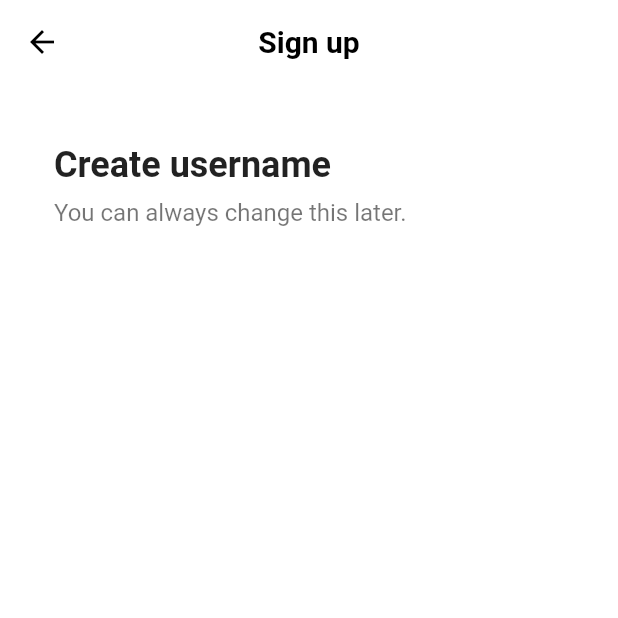
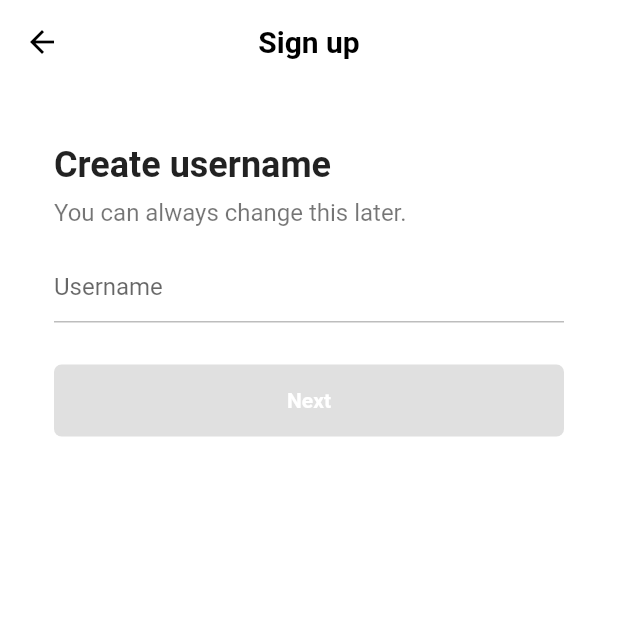
Before and after one commit to kimjuno97/tiktok_juno, a Flutter app: the screen it shows after launch, after a tap on "Use phone & email", on a phone screen of 412 x 824 dp, the top half of it. Run offline on Flutter 3.47's test engine with Material 2 defaults, Android fonts, the phone set to English and light mode, and no system bars; our stand-ins replace font_awesome_flutter.

Commit message:
AnimatedContainer로 decoration animation 추가

```diff
--- a/lib/features/authentication/email_screen.dart
+++ /dev/null
@@ -1,44 +0,0 @@
-import 'package:flutter/material.dart';
-import 'package:tiktok_juno/constants/gap.dart';
-import 'package:tiktok_juno/constants/sizes.dart';
-
-class EmailScreen extends StatelessWidget {
-  const EmailScreen({super.key});
-
-  @override
-  Widget build(BuildContext context) {
-    return Scaffold(
-      appBar: AppBar(
-        title: const Text(
-          "Sign up",
-        ),
-      ),
-      body: const Padding(
-        padding: EdgeInsets.symmetric(
-          horizontal: Sizes.size36,
-        ),
-        child: Column(
-          crossAxisAlignment: CrossAxisAlignment.start,
-          children: [
-            Gaps.v40,
-            Text(
-              "Create username",
-              style: TextStyle(
-                fontSize: Sizes.size24,
-                fontWeight: FontWeight.w700,
-              ),
-            ),
-            Gaps.v8,
-            Text(
-              "You can always change this later.",
-              style: TextStyle(
-                fontSize: Sizes.size16,
-                color: Colors.black54,
-              ),
-            ),
-          ],
-        ),
-      ),
-    );
-  }
-}
--- a/lib/features/authentication/sign_up_screen.dart
+++ b/lib/features/authentication/sign_up_screen.dart
@@ -2,8 +2,8 @@ import 'package:flutter/material.dart';
 import 'package:font_awesome_flutter/font_awesome_flutter.dart';
 import 'package:tiktok_juno/constants/gap.dart';
 import 'package:tiktok_juno/constants/sizes.dart';
-import 'package:tiktok_juno/features/authentication/email_screen.dart';
 import 'package:tiktok_juno/features/authentication/login_screen.dart';
+import 'package:tiktok_juno/features/authentication/username_screen.dart';
 import 'package:tiktok_juno/features/authentication/widgets/auth_button.dart';
 
 class SignUpScreen extends StatelessWidget {
@@ -20,7 +20,7 @@ class SignUpScreen extends StatelessWidget {
   void _onEmailTap(BuildContext context) {
     Navigator.of(context).push(
       MaterialPageRoute(
-        builder: (context) => const EmailScreen(),
+        builder: (context) => const UsernameScreen(),
       ),
     );
   }
--- /dev/null
+++ b/lib/features/authentication/username_screen.dart
@@ -0,0 +1,106 @@
+import 'package:flutter/material.dart';
+import 'package:tiktok_juno/constants/gap.dart';
+import 'package:tiktok_juno/constants/sizes.dart';
+
+class UsernameScreen extends StatefulWidget {
+  const UsernameScreen({super.key});
+
+  @override
+  State<UsernameScreen> createState() => _UsernameScreenState();
+}
+
+class _UsernameScreenState extends State<UsernameScreen> {
+  final TextEditingController _usernameController = TextEditingController();
+
+  String _username = "";
+
+  @override
+  void initState() {
+    super.initState();
+
+    _usernameController.addListener(() {
+      setState(() {
+        _username = _usernameController.text;
+      });
+    });
+  }
+
+  @override
+  Widget build(BuildContext context) {
+    return Scaffold(
+      appBar: AppBar(
+        title: const Text(
+          "Sign up",
+        ),
+      ),
+      body: Padding(
+        padding: const EdgeInsets.symmetric(
+          horizontal: Sizes.size36,
+        ),
+        child: Column(
+          crossAxisAlignment: CrossAxisAlignment.start,
+          children: [
+            Gaps.v40,
+            const Text(
+              "Create username",
+              style: TextStyle(
+                fontSize: Sizes.size24,
+                fontWeight: FontWeight.w700,
+              ),
+            ),
+            Gaps.v8,
+            const Text(
+              "You can always change this later.",
+              style: TextStyle(
+                fontSize: Sizes.size16,
+                color: Colors.black54,
+              ),
+            ),
+            Gaps.v16,
+            TextField(
+              controller: _usernameController,
+              decoration: InputDecoration(
+                hintText: "Username",
+                enabledBorder: UnderlineInputBorder(
+                  borderSide: BorderSide(
+                    color: Colors.grey.shade400,
+                  ),
+                ),
+                focusedBorder: UnderlineInputBorder(
+                  borderSide: BorderSide(
+                    color: Colors.grey.shade400,
+                  ),
+                ),
+              ),
+              cursorColor: Theme.of(context).primaryColor,
+            ),
+            Gaps.v28,
+            FractionallySizedBox(
+              widthFactor: 1,
+              child: AnimatedContainer(
+                padding: const EdgeInsets.symmetric(
+                  vertical: Sizes.size16,
+                ),
+                decoration: BoxDecoration(
+                  borderRadius: BorderRadius.circular(Sizes.size5),
+                  color: _username.isEmpty
+                      ? Colors.grey.shade300
+                      : Theme.of(context).primaryColor,
+                ),
+                duration: const Duration(milliseconds: 500),
+                child: const Text(
+                  'Next',
+                  textAlign: TextAlign.center,
+                  style: TextStyle(
+                    color: Colors.white,
+                    fontWeight: FontWeight.w600,
+                  ),
+                ),
+              ),
+            ),
+          ],
+        ),
+      ),
+    );
+  }
+}
```
